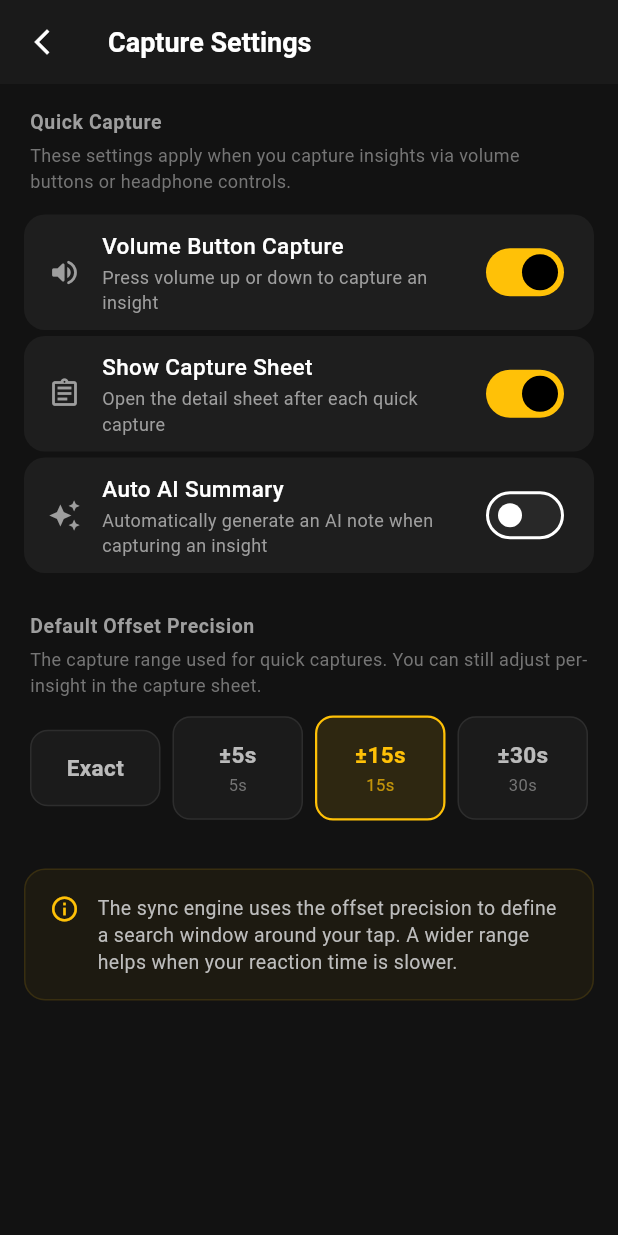
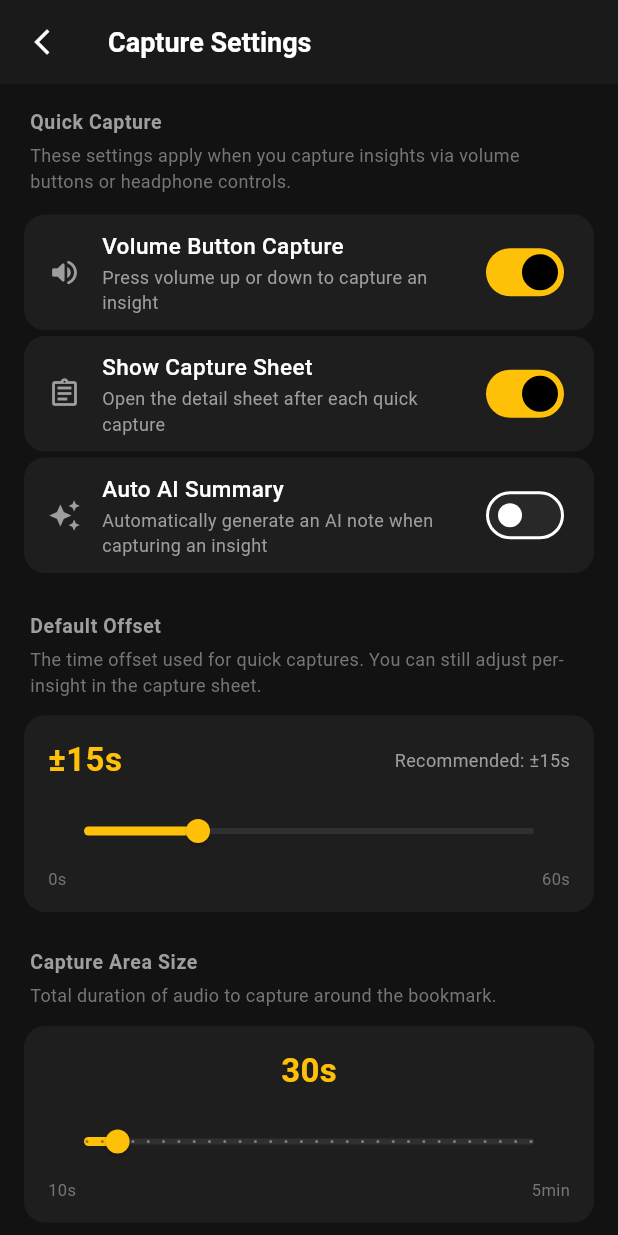
Before and after one commit to libritydigital/product-engineer-task, a Flutter app: the CaptureSettingsScreen screen opened directly, on a phone screen of 412 x 824 dp. Run offline on Flutter 3.47's test engine with Material 3 defaults, Android fonts, the phone set to English and light mode, and no system bars; network calls fail.

Commit message:
Adds up and down combo, adjusts captured area

```diff
--- a/lib/models.dart
+++ b/lib/models.dart
@@ -1,17 +1,3 @@
-/// Configurable precision for insight timestamps.
-/// Accounts for human reaction time — the user taps *after* hearing the insight.
-/// The sync engine uses [startOffset, endOffset] to locate the relevant segment.
-enum OffsetPrecision {
-  exact(0, 'Exact'),
-  low(5, '±5s'),
-  medium(15, '±15s'),
-  high(30, '±30s');
-
-  final int offsetSeconds;
-  final String label;
-  const OffsetPrecision(this.offsetSeconds, this.label);
-}
-
 class Chapter {
   final int id;
   final String title;
@@ -74,7 +60,7 @@
   final String id;
   final String bookId;
   final int timestampSeconds;
-  final OffsetPrecision precision;
+  final int offsetSeconds;
   final String? note;
   final String chapterTitle;
   final DateTime createdAt;
@@ -83,36 +69,36 @@
     required this.id,
     required this.bookId,
     required this.timestampSeconds,
-    required this.precision,
+    required this.offsetSeconds,
     this.note,
     required this.chapterTitle,
     DateTime? createdAt,
   }) : createdAt = createdAt ?? DateTime.now();
 
   Insight copyWith({
-    OffsetPrecision? precision,
+    int? offsetSeconds,
     String? note,
   }) =>
       Insight(
         id: id,
         bookId: bookId,
         timestampSeconds: timestampSeconds,
-        precision: precision ?? this.precision,
+        offsetSeconds: offsetSeconds ?? this.offsetSeconds,
         note: note ?? this.note,
         chapterTitle: chapterTitle,
         createdAt: createdAt,
       );
 
   int get startOffset =>
-      (timestampSeconds - precision.offsetSeconds).clamp(0, timestampSeconds);
-  int get endOffset => timestampSeconds + precision.offsetSeconds;
+      (timestampSeconds - offsetSeconds).clamp(0, timestampSeconds);
+  int get endOffset => timestampSeconds + offsetSeconds;
 
   /// Metadata payload for the Elredo Voice sync engine.
   Map<String, dynamic> toSyncMetadata() => {
         'insight_id': id,
         'book_id': bookId,
         'exact_timestamp': timestampSeconds,
-        'offset_precision': precision.name,
+        'offset_seconds': offsetSeconds,
         'range_start': startOffset,
         'range_end': endOffset,
         'chapter': chapterTitle,
@@ -121,15 +107,23 @@
       };
 }
 
+/// Recommended default offset in seconds.
+const int kRecommendedOffsetSeconds = 15;
+
+/// Default capture area size in seconds.
+const int kDefaultCaptureAreaSeconds = 30;
+
 /// User-configurable defaults for quick-capture (volume button / headphone).
 class CaptureSettings {
-  OffsetPrecision defaultPrecision;
+  int defaultOffsetSeconds;
+  int captureAreaSeconds;
   bool showCaptureSheet;
   bool volumeCaptureEnabled;
   bool autoAiSummary;
 
   CaptureSettings({
-    this.defaultPrecision = OffsetPrecision.medium,
+    this.defaultOffsetSeconds = kRecommendedOffsetSeconds,
+    this.captureAreaSeconds = kDefaultCaptureAreaSeconds,
     this.showCaptureSheet = true,
     this.volumeCaptureEnabled = true,
     this.autoAiSummary = false,
--- a/lib/screens/capture_settings_screen.dart
+++ b/lib/screens/capture_settings_screen.dart
@@ -2,6 +2,8 @@
 import 'package:flutter/services.dart';
 import '../main.dart';
 import '../models.dart';
+
+const int _kMaxOffsetSeconds = 60;
 
 class CaptureSettingsScreen extends StatefulWidget {
   const CaptureSettingsScreen({super.key});
@@ -12,6 +14,15 @@
 
 class _CaptureSettingsScreenState extends State<CaptureSettingsScreen> {
   CaptureSettings get _s => captureSettingsService.settings;
+
+  String _formatArea(int seconds) {
+    if (seconds >= 60) {
+      final m = seconds ~/ 60;
+      final s = seconds % 60;
+      return s == 0 ? '${m}min' : '${m}min ${s}s';
+    }
+    return '${seconds}s';
+  }
 
   @override
   Widget build(BuildContext context) {
@@ -94,75 +105,155 @@
 
           const SizedBox(height: 24),
 
-          // ── Default Precision section ──
-          _SectionHeader(title: 'Default Offset Precision'),
+          // ── Default Offset section ──
+          _SectionHeader(title: 'Default Offset'),
           const SizedBox(height: 4),
           _SectionDescription(
             text:
-                'The capture range used for quick captures. You can still adjust per-insight in the capture sheet.',
+                'The time offset used for quick captures. You can still adjust per-insight in the capture sheet.',
           ),
           const SizedBox(height: 12),
 
           Padding(
             padding: const EdgeInsets.symmetric(horizontal: 16),
-            child: Row(
-              children: OffsetPrecision.values.map((p) {
-                final selected = p == _s.defaultPrecision;
-                return Expanded(
-                  child: Padding(
-                    padding: const EdgeInsets.symmetric(horizontal: 4),
-                    child: GestureDetector(
-                      onTap: () {
+            child: Container(
+              padding: const EdgeInsets.symmetric(horizontal: 16, vertical: 14),
+              decoration: BoxDecoration(
+                color: const Color(0xFF1E1E1E),
+                borderRadius: BorderRadius.circular(14),
+              ),
+              child: Column(
+                children: [
+                  Row(
+                    mainAxisAlignment: MainAxisAlignment.spaceBetween,
+                    children: [
+                      Text(
+                        _s.defaultOffsetSeconds == 0
+                            ? 'Exact'
+                            : '±${_s.defaultOffsetSeconds}s',
+                        style: const TextStyle(
+                          fontSize: 22,
+                          fontWeight: FontWeight.w700,
+                          color: Colors.amber,
+                        ),
+                      ),
+                      Text(
+                        'Recommended: ±${kRecommendedOffsetSeconds}s',
+                        style: TextStyle(
+                          fontSize: 12,
+                          color: Colors.grey[500],
+                        ),
+                      ),
+                    ],
+                  ),
+                  const SizedBox(height: 8),
+                  SliderTheme(
+                    data: SliderThemeData(
+                      activeTrackColor: Colors.amber,
+                      inactiveTrackColor: Colors.white.withAlpha(20),
+                      thumbColor: Colors.amber,
+                      overlayColor: Colors.amber.withAlpha(30),
+                      trackHeight: 4,
+                      thumbShape: const RoundSliderThumbShape(
+                          enabledThumbRadius: 8),
+                    ),
+                    child: Slider(
+                      min: 0,
+                      max: _kMaxOffsetSeconds.toDouble(),
+                      divisions: _kMaxOffsetSeconds,
+                      value: _s.defaultOffsetSeconds.toDouble(),
+                      onChanged: (v) {
                         HapticFeedback.selectionClick();
                         setState(() {
-                          captureSettingsService.update(defaultPrecision: p);
+                          captureSettingsService.update(
+                              defaultOffsetSeconds: v.round());
                         });
                       },
-                      child: AnimatedContainer(
-                        duration: const Duration(milliseconds: 200),
-                        padding: const EdgeInsets.symmetric(vertical: 14),
+                    ),
+                  ),
+                  Row(
+                    mainAxisAlignment: MainAxisAlignment.spaceBetween,
+                    children: [
+                      Text('0s',
+                          style: TextStyle(
+                              fontSize: 11, color: Colors.grey[600])),
+                      Text('${_kMaxOffsetSeconds}s',
+                          style: TextStyle(
+                              fontSize: 11, color: Colors.grey[600])),
+                    ],
+                  ),
+                ],
+              ),
+            ),
+          ),
+
+          const SizedBox(height: 24),
+
+          // ── Capture Area Size section ──
+          _SectionHeader(title: 'Capture Area Size'),
+          const SizedBox(height: 4),
+          _SectionDescription(
+            text: 'Total duration of audio to capture around the bookmark.',
+          ),
+          const SizedBox(height: 12),
+
+          Padding(
+            padding: const EdgeInsets.symmetric(horizontal: 16),
+            child: Container(
+              padding:
+                  const EdgeInsets.symmetric(horizontal: 16, vertical: 14),
               decoration: BoxDecoration(
-                          color: selected
-                              ? Colors.amber.withAlpha(30)
-                              : Colors.white.withAlpha(10),
-                          borderRadius: BorderRadius.circular(12),
-                          border: Border.all(
-                            color: selected
-                                ? Colors.amber
-                                : Colors.white.withAlpha(20),
-                            width: selected ? 1.5 : 1,
-                          ),
+                color: const Color(0xFF1E1E1E),
+                borderRadius: BorderRadius.circular(14),
               ),
               child: Column(
                 children: [
                   Text(
-                              p.label,
-                              style: TextStyle(
-                                fontSize: 15,
-                                fontWeight: FontWeight.w600,
-                                color:
-                                    selected ? Colors.amber : Colors.white70,
+                    _formatArea(_s.captureAreaSeconds),
+                    style: const TextStyle(
+                      fontSize: 22,
+                      fontWeight: FontWeight.w700,
+                      color: Colors.amber,
                     ),
                   ),
-                            if (p.offsetSeconds > 0) ...[
-                              const SizedBox(height: 2),
-                              Text(
-                                '${p.offsetSeconds}s',
-                                style: TextStyle(
-                                  fontSize: 11,
-                                  color: selected
-                                      ? Colors.amber.withAlpha(180)
-                                      : Colors.grey[600],
+                  const SizedBox(height: 8),
+                  SliderTheme(
+                    data: SliderThemeData(
+                      activeTrackColor: Colors.amber,
+                      inactiveTrackColor: Colors.white.withAlpha(20),
+                      thumbColor: Colors.amber,
+                      overlayColor: Colors.amber.withAlpha(30),
+                      trackHeight: 4,
+                      thumbShape: const RoundSliderThumbShape(
+                          enabledThumbRadius: 8),
+                    ),
+                    child: Slider(
+                      min: 10,
+                      max: 300,
+                      divisions: 29,
+                      value: _s.captureAreaSeconds.toDouble(),
+                      onChanged: (v) {
+                        HapticFeedback.selectionClick();
+                        setState(() {
+                          captureSettingsService.update(
+                              captureAreaSeconds: v.round());
+                        });
+                      },
                     ),
                   ),
-                            ],
+                  Row(
+                    mainAxisAlignment: MainAxisAlignment.spaceBetween,
+                    children: [
+                      Text('10s',
+                          style: TextStyle(
+                              fontSize: 11, color: Colors.grey[600])),
+                      Text('5min',
+                          style: TextStyle(
+                              fontSize: 11, color: Colors.grey[600])),
                     ],
                   ),
+                ],
               ),
-                    ),
-                  ),
-                );
-              }).toList(),
             ),
           ),
 
--- a/lib/screens/insights_screen.dart
+++ b/lib/screens/insights_screen.dart
@@ -312,7 +312,11 @@
                       const SizedBox(height: 6),
                       Row(
                         children: [
-                          _PrecisionChip(label: insight.precision.label),
+                          _PrecisionChip(
+                            label: insight.offsetSeconds == 0
+                                ? 'Exact'
+                                : '±${insight.offsetSeconds}s',
+                          ),
                           const SizedBox(width: 8),
                           Text(
                             _timeAgo(insight.createdAt),
--- a/lib/screens/player_screen.dart
+++ b/lib/screens/player_screen.dart
@@ -125,7 +125,7 @@
 
   void _captureInsight() {
     final settings = captureSettingsService.settings;
-    HapticFeedback.mediumImpact();
+    HapticFeedback.heavyImpact();
     _captureAnimController.forward().then((_) {
       _captureAnimController.reverse();
     });
@@ -134,7 +134,7 @@
     final insight = insightService.addInsight(
       bookId: widget.book.bookId,
       timestampSeconds: _positionSeconds,
-      precision: settings.defaultPrecision,
+      offsetSeconds: settings.defaultOffsetSeconds,
       chapterTitle: chapter.title,
     );
 
--- a/lib/services.dart
+++ b/lib/services.dart
@@ -24,7 +24,7 @@
   Insight addInsight({
     required String bookId,
     required int timestampSeconds,
-    required OffsetPrecision precision,
+    required int offsetSeconds,
     required String chapterTitle,
     String? note,
   }) {
@@ -32,7 +32,7 @@
       id: DateTime.now().microsecondsSinceEpoch.toString(),
       bookId: bookId,
       timestampSeconds: timestampSeconds,
-      precision: precision,
+      offsetSeconds: offsetSeconds,
       chapterTitle: chapterTitle,
       note: note,
     );
@@ -42,12 +42,12 @@
   }
 
   void updateInsight(String bookId, String insightId,
-      {String? note, OffsetPrecision? precision}) {
+      {String? note, int? offsetSeconds}) {
     final list = _insights[bookId];
     if (list == null) return;
     final i = list.indexWhere((ins) => ins.id == insightId);
     if (i == -1) return;
-    list[i] = list[i].copyWith(note: note, precision: precision);
+    list[i] = list[i].copyWith(note: note, offsetSeconds: offsetSeconds);
   }
 
   void deleteInsight(String bookId, String insightId) {
@@ -61,12 +61,18 @@
   CaptureSettings get settings => _settings;
 
   void update({
-    OffsetPrecision? defaultPrecision,
+    int? defaultOffsetSeconds,
+    int? captureAreaSeconds,
     bool? showCaptureSheet,
     bool? volumeCaptureEnabled,
     bool? autoAiSummary,
   }) {
-    if (defaultPrecision != null) _settings.defaultPrecision = defaultPrecision;
+    if (defaultOffsetSeconds != null) {
+      _settings.defaultOffsetSeconds = defaultOffsetSeconds;
+    }
+    if (captureAreaSeconds != null) {
+      _settings.captureAreaSeconds = captureAreaSeconds;
+    }
     if (showCaptureSheet != null) _settings.showCaptureSheet = showCaptureSheet;
     if (volumeCaptureEnabled != null) {
       _settings.volumeCaptureEnabled = volumeCaptureEnabled;
```
Also changed, not shown: lib/volume_button_listener.dart (+21 -13 lines), lib/widgets/insight_capture_sheet.dart (+50 -73 lines), .claude/settings.local.json, 1 other file. Lines whose indentation alone changed are shown as unchanged.
